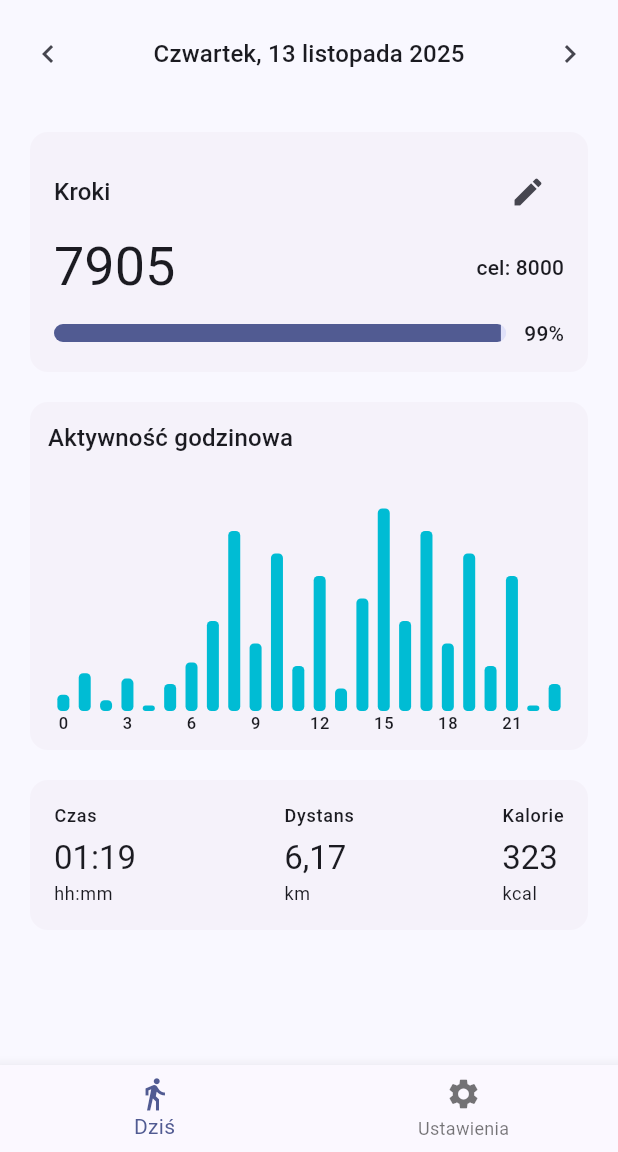
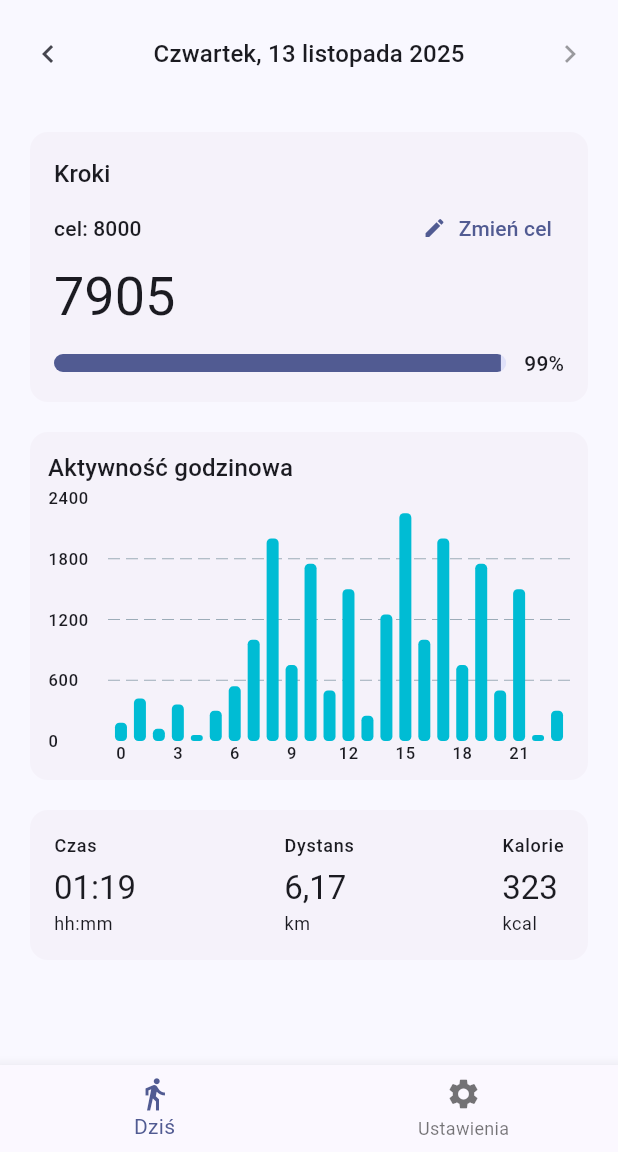
Before and after one commit to bujniasz/step_counter, a Flutter app: the screen it shows after launch, on a phone screen of 412 x 824 dp, the part 84-1236 px from its top. Run offline on Flutter 3.47's test engine with Material 3 defaults, Android fonts, the phone set to English and light mode, and no system bars; drawn by our look-alikes of fl_chart; our stand-ins replace shared_preferences.

Commit message:
[FEAT] main dashboard finish

```diff
--- a/lib/features/steps/data/goal_store.dart
+++ b/lib/features/steps/data/goal_store.dart
@@ -4,12 +4,21 @@ class GoalStore {
   static const _kKey = 'daily_goal_steps';
   static const int _defaultGoal = 8000;
 
+  static int? _cachedGoal;
+
+  static int get cachedGoal => _cachedGoal ?? _defaultGoal;
+
   static Future<int> getGoal() async {
+    if (_cachedGoal != null) {
+      return _cachedGoal!;
+    }
     final prefs = await SharedPreferences.getInstance();
-    return prefs.getInt(_kKey) ?? _defaultGoal;
+    _cachedGoal = prefs.getInt(_kKey) ?? _defaultGoal;
+    return _cachedGoal!;
   }
 
   static Future<void> setGoal(int steps) async {
+    _cachedGoal = steps;
     final prefs = await SharedPreferences.getInstance();
     await prefs.setInt(_kKey, steps);
   }
--- a/lib/features/steps/presentation/pages/pages.dart
+++ b/lib/features/steps/presentation/pages/pages.dart
@@ -2,6 +2,7 @@ import 'package:flutter/material.dart';
 import 'package:intl/intl.dart';
 import '../../data/goal_store.dart';
 import 'package:fl_chart/fl_chart.dart';
+import 'package:flutter/services.dart';
 
 class DashboardPage extends StatefulWidget {
   const DashboardPage({super.key});
@@ -16,20 +17,19 @@ class _DashboardPageState extends State<DashboardPage> {
 
   late final DateTime _today = DateTime.now();
   late DateTime _current = _truncate(_today);
-  int? _goal;
+  int _goal = GoalStore.cachedGoal;
 
   static DateTime _truncate(DateTime d) => DateTime(d.year, d.month, d.day);
 
   DateTime _shiftDay(DateTime d, int offset) => DateTime(d.year, d.month, d.day + offset);
   int _indexFor(DateTime day) => _center + day.difference(_truncate(_today)).inDays;
 
-  // ===== Założenia (później zrobimy edycję w UI)
-  static const double _strideMeters = 0.78; // długość kroku
-  static const double _cadenceSpm = 100;    // kroki/min
-  static const double _weightKg = 70;       // waga użytkownika
-  static const double _metWalking = 3.5;    // MET dla marszu
+  // assumption
+  static const double _strideMeters = 0.78;
+  static const double _cadenceSpm = 100;
+  static const double _weightKg = 70;
+  static const double _metWalking = 3.5;
 
-  // ===== Obliczenia metryk
   int _durationMinutes(int steps) => (steps / _cadenceSpm).round();
   double _distanceKm(int steps) => (steps * _strideMeters) / 1000.0;
   int _caloriesKcal(int steps) {
@@ -58,6 +58,7 @@ class _DashboardPageState extends State<DashboardPage> {
 
   void _go(int offsetDays) {
     final targetDay = _shiftDay(_current, offsetDays);
+    if (targetDay.isAfter(_truncate(_today))) return;
     _controller.animateToPage(
       _indexFor(targetDay),
       duration: const Duration(milliseconds: 250),
@@ -65,14 +66,14 @@ class _DashboardPageState extends State<DashboardPage> {
     );
   }
 
-  // ===== MOCK: 24 "godzinne" biny aktywności (większe wartości w ciągu dnia)
+  // mocked data
   List<int> _mockHourlyFor(DateTime day) {
     final d = _truncate(day);
     final seed = d.millisecondsSinceEpoch ~/ (24 * 3600 * 1000);
     return List<int>.generate(24, (h) {
-      final base = ((seed * 73 + h * 31) % 9) + 1; // 1..9
+      final base = ((seed * 73 + h * 31) % 9) + 1;
       final isDay = h >= 7 && h <= 21;
-      return base * (isDay ? 250 : 60); // „dzienne” piki
+      return base * (isDay ? 250 : 60);
     });
   }
 
@@ -80,64 +81,21 @@ class _DashboardPageState extends State<DashboardPage> {
     final picked = await showDatePicker(
       context: context,
       initialDate: _current,
-      firstDate: DateTime(2020),
-      lastDate: DateTime.now().add(const Duration(days: 365)),
+      firstDate: DateTime(2025),
+      lastDate: _truncate(_today),
       locale: const Locale('pl', 'PL'),
     );
     if (picked != null) _jumpTo(_truncate(picked));
   }
 
   Future<void> _editGoal() async {
-    int tmp = _goal ?? 8000;
     final picked = await showModalBottomSheet<int>(
       context: context,
       showDragHandle: true,
-      builder: (context) {
-        return SizedBox(
-          height: 360,
-          child: Padding(
-            padding: const EdgeInsets.all(16),
-            child: Column(
-              crossAxisAlignment: CrossAxisAlignment.start,
-              children: [
-                Text('Ustaw cel dzienny (kroki)',
-                    style: Theme.of(context).textTheme.titleMedium),
-                const SizedBox(height: 8),
-                StatefulBuilder(
-                  builder: (context, setS) {
-                    return Column(
-                      children: [
-                        Slider(
-                          value: tmp.toDouble(),
-                          min: 2000,
-                          max: 20000,
-                          divisions: (20000 - 2000) ~/ 500,
-                          label: '$tmp',
-                          onChanged: (v) => setS(() => tmp = v.round()),
-                        ),
-                        Text('Wybrano: $tmp kroków'),
-                      ],
-                    );
-                  },
-                ),
-                const Spacer(),
-                Row(
-                  mainAxisAlignment: MainAxisAlignment.end,
-                  children: [
-                    TextButton(onPressed: () => Navigator.pop(context), child: const Text('Anuluj')),
-                    const SizedBox(width: 8),
-                    FilledButton(
-                      onPressed: () => Navigator.pop(context, tmp),
-                      child: const Text('Zapisz'),
-                    ),
-                  ],
-                ),
-              ],
-            ),
-          ),
-        );
-      },
+      isScrollControlled: true,
+      builder: (_) => _GoalEditSheet(initial: _goal),
     );
+
     if (picked != null) {
       await GoalStore.setGoal(picked);
       setState(() => _goal = picked);
@@ -163,6 +121,7 @@ class _DashboardPageState extends State<DashboardPage> {
   @override
   Widget build(BuildContext context) {
     final header = DateFormat('EEEE, d MMMM y').format(_current);
+    final bool isToday = _truncate(_current) == _truncate(_today);
     return Column(
       crossAxisAlignment: CrossAxisAlignment.start,
       children: [
@@ -193,9 +152,14 @@ class _DashboardPageState extends State<DashboardPage> {
                 ),
               ),
               IconButton(
-                icon: const Icon(Icons.chevron_right),
-                tooltip: 'Następny dzień',
-                onPressed: () => _go(1),
+                icon: Icon(
+                  Icons.chevron_right,
+                  color: isToday
+                      ? Theme.of(context).disabledColor
+                      : Theme.of(context).iconTheme.color,
+                ),
+                tooltip: isToday ? 'To jest dzisiaj' : 'Następny dzień',
+                onPressed: isToday ? null : () => _go(1),
               ),
             ],
           ),
@@ -204,12 +168,13 @@ class _DashboardPageState extends State<DashboardPage> {
         Expanded(
           child: PageView.builder(
             controller: _controller,
+            itemCount: _center + 1,
             onPageChanged: (i) => setState(() => _current = _dateFromIndex(i)),
             itemBuilder: (context, index) {
               final date = _dateFromIndex(index);
 
               final steps = _mockStepsFor(date);
-              final goal = _goal ?? 8000;
+              final goal = _goal;
               final progress = (steps / goal).clamp(0.0, 1.0);
               return ListView(
                 padding: const EdgeInsets.all(16),
@@ -274,25 +239,27 @@ class _StepsCard extends StatelessWidget {
         child: Column(
           crossAxisAlignment: CrossAxisAlignment.start,
           children: [
+            Text('Kroki', style: theme.textTheme.titleMedium),
+            const SizedBox(height: 8),
             Row(
+              mainAxisAlignment: MainAxisAlignment.spaceBetween,
+              crossAxisAlignment: CrossAxisAlignment.center,
               children: [
-                Text('Kroki', style: theme.textTheme.titleMedium),
-                const Spacer(),
-                IconButton(
-                  tooltip: 'Zmień cel',
-                  icon: const Icon(Icons.edit),
+                Text('cel: $goal', style: theme.textTheme.labelLarge),
+                TextButton.icon(
                   onPressed: onEditGoal,
+                  icon: const Icon(Icons.edit, size: 16),
+                  label: const Text('Zmień cel'),
+                  style: TextButton.styleFrom(
+                    padding: const EdgeInsets.symmetric(horizontal: 8),
+                    minimumSize: const Size(0, 32),
+                    tapTargetSize: MaterialTapTargetSize.shrinkWrap,
+                  ),
                 ),
               ],
             ),
-            const SizedBox(height: 4),
-            Row(
-              mainAxisAlignment: MainAxisAlignment.spaceBetween,
-              children: [
-                Text('$steps', style: theme.textTheme.displaySmall),
-                Text('cel: $goal', style: theme.textTheme.labelLarge),
-              ],
-            ),
+            const SizedBox(height: 8),
+            Text('$steps', style: theme.textTheme.displaySmall),
             const SizedBox(height: 12),
             Row(
               children: [
@@ -323,9 +290,9 @@ class _MetricsCard extends StatelessWidget {
     required this.distanceKm,
     required this.caloriesKcal,
   });
-  final String durationHm;   // "hh:mm"
-  final double distanceKm;   // np. 3.12
-  final int caloriesKcal;    // np. 210
+  final String durationHm;
+  final double distanceKm;
+  final int caloriesKcal;
 
   @override
   Widget build(BuildContext context) {
@@ -370,12 +337,27 @@ class _MetricTile extends StatelessWidget {
 
 class _HourlyChart extends StatelessWidget {
   const _HourlyChart({required this.data});
-  final List<int> data; // 24 wartości
+
+  final List<int> data;
 
   @override
   Widget build(BuildContext context) {
     final theme = Theme.of(context);
-    final maxY = (data.reduce((a, b) => a > b ? a : b)).toDouble();
+
+    final int maxData =
+        data.isEmpty ? 0 : data.reduce((a, b) => a > b ? a : b);
+
+    final double baseMax = maxData == 0 ? 1000 : maxData.toDouble();
+
+    final double rawStep = baseMax / 4.0;
+
+    final int stepHundreds = ((rawStep + 99) ~/ 100) * 100;
+    final double yStep = stepHundreds.toDouble();
+
+    final double tickMaxY = yStep * 4;
+
+    String formatHour(int h) => h.toString().padLeft(2, '0');
+
     return Card(
       elevation: 0,
       child: Padding(
@@ -389,21 +371,78 @@ class _HourlyChart extends StatelessWidget {
               height: 180,
               child: BarChart(
                 BarChartData(
-                  maxY: maxY * 1.2, // trochę zapasu nad najwyższym słupkiem
-                  gridData: const FlGridData(show: false),
+                  maxY: tickMaxY,
+                  barTouchData: BarTouchData(
+                    enabled: true,
+                    touchTooltipData: BarTouchTooltipData(
+                      getTooltipColor: (group) =>
+                          theme.colorScheme.surface.withOpacity(0.95),
+                      tooltipBorderRadius: BorderRadius.circular(12),
+                      tooltipPadding: const EdgeInsets.symmetric(
+                        horizontal: 12,
+                        vertical: 8,
+                      ),
+                      fitInsideHorizontally: true,
+                      fitInsideVertically: true,
+                      getTooltipItem:
+                          (group, groupIndex, rod, rodIndex) {
+                        final hour = group.x;
+                        final start = formatHour(hour);
+                        final end = formatHour((hour + 1) % 24);
+                        final steps = rod.toY.toInt();
+
+                        final style = theme.textTheme.bodyMedium?.copyWith(
+                          color: theme.colorScheme.onSurface,
+                          fontWeight: FontWeight.w600,
+                        );
+
+                        return BarTooltipItem(
+                          '$start:00 - $end:00\n$steps',
+                          style ?? const TextStyle(),
+                        );
+                      },
+                    ),
+                  ),
+                  gridData: FlGridData(
+                    show: true,
+                    drawVerticalLine: false,
+                    horizontalInterval: yStep,
+                  ),
                   borderData: FlBorderData(show: false),
                   titlesData: FlTitlesData(
-                    topTitles: const AxisTitles(sideTitles: SideTitles(showTitles: false)),
-                    rightTitles: const AxisTitles(sideTitles: SideTitles(showTitles: false)),
-                    leftTitles: const AxisTitles(sideTitles: SideTitles(showTitles: false)),
+                    topTitles: const AxisTitles(
+                      sideTitles: SideTitles(showTitles: false),
+                    ),
+                    rightTitles: const AxisTitles(
+                      sideTitles: SideTitles(showTitles: false),
+                    ),
+                    leftTitles: AxisTitles(
+                      sideTitles: SideTitles(
+                        showTitles: true,
+                        reservedSize: 40,
+                        interval: yStep,
+                        getTitlesWidget: (value, meta) {
+                          if (value < 0) return const SizedBox.shrink();
+                          return Text(
+                            value.toInt().toString(),
+                            style: theme.textTheme.labelSmall,
+                          );
+                        },
+                      ),
+                    ),
                     bottomTitles: AxisTitles(
                       sideTitles: SideTitles(
                         showTitles: true,
                         reservedSize: 18,
                         getTitlesWidget: (value, meta) {
                           final h = value.toInt();
-                          if (h % 3 != 0) return const SizedBox.shrink(); // podpis co 3h
-                          return Text('$h', style: Theme.of(context).textTheme.labelSmall);
+                          if (h % 3 != 0) {
+                            return const SizedBox.shrink();
+                          }
+                          return Text(
+                            '$h',
+                            style: theme.textTheme.labelSmall,
+                          );
                         },
                       ),
                     ),
@@ -430,3 +469,88 @@ class _HourlyChart extends StatelessWidget {
     );
   }
 }
+
+class _GoalEditSheet extends StatefulWidget {
+  const _GoalEditSheet({required this.initial});
+  final int initial;
+  @override
+  State<_GoalEditSheet> createState() => _GoalEditSheetState();
+}
+
+class _GoalEditSheetState extends State<_GoalEditSheet> {
+  late int tmp;
+  final _ctrl = TextEditingController();
+
+  @override
+  void initState() {
+    super.initState();
+    tmp = widget.initial.clamp(500, 20000);
+  }
+
+  @override
+  void dispose() {
+    _ctrl.dispose();
+    super.dispose();
+  }
+
+  @override
+  Widget build(BuildContext context) {
+    final bottom = MediaQuery.of(context).viewInsets.bottom;
+    final sliderValue = tmp.clamp(500, 20000).toDouble();
+
+    return Padding(
+      padding: EdgeInsets.fromLTRB(16, 16, 16, bottom + 16),
+      child: Column(
+        crossAxisAlignment: CrossAxisAlignment.start,
+        mainAxisSize: MainAxisSize.min,
+        children: [
+          Text(
+            'Ustaw cel dzienny (kroki)',
+            style: Theme.of(context).textTheme.titleMedium,
+          ),
+          const SizedBox(height: 8),
+          Slider(
+            value: sliderValue,
+            min: 500,
+            max: 20000,
+            divisions: (20000 - 500) ~/ 500, // krok 500
+            label: '${sliderValue.round()}',
+            onChanged: (v) => setState(() => tmp = v.round()),
+          ),
+          Text('Z suwaka: ${sliderValue.round()} kroków'),
+          const SizedBox(height: 12),
+          TextField(
+            controller: _ctrl,
+            keyboardType: TextInputType.number,
+            inputFormatters: [FilteringTextInputFormatter.digitsOnly],
+            decoration: const InputDecoration(
+              labelText: 'Lub wpisz własny cel (0–200 000)',
+              helperText: 'Pole działa niezależnie od suwaka',
+              border: OutlineInputBorder(),
+            ),
+            onSubmitted: (_) => FocusScope.of(context).unfocus(),
+          ),
+          const SizedBox(height: 16),
+          Row(
+            mainAxisAlignment: MainAxisAlignment.end,
+            children: [
+              TextButton(
+                onPressed: () => Navigator.pop(context),
+                child: const Text('Anuluj'),
+              ),
+              const SizedBox(width: 8),
+              FilledButton(
+                onPressed: () {
+                  final v = int.tryParse(_ctrl.text);
+                  final valid = v != null && v >= 0 && v <= 200000;
+                  Navigator.pop(context, valid ? v : tmp);
+                },
+                child: const Text('Zapisz'),
+              ),
+            ],
+          ),
+        ],
+      ),
+    );
+  }
+}
--- a/lib/main.dart
+++ b/lib/main.dart
@@ -48,7 +48,7 @@ class HomeShell extends StatefulWidget {
 class _HomeShellState extends State<HomeShell> {
   int _index = 0;
 
-  static const _titles = ['Step Counter', 'Ustawienia'];
+  static const _titles = ['Step Counter', 'Step Counter'];
   static const _pages = [
     DashboardPage(),
     SettingsPage(),
```
